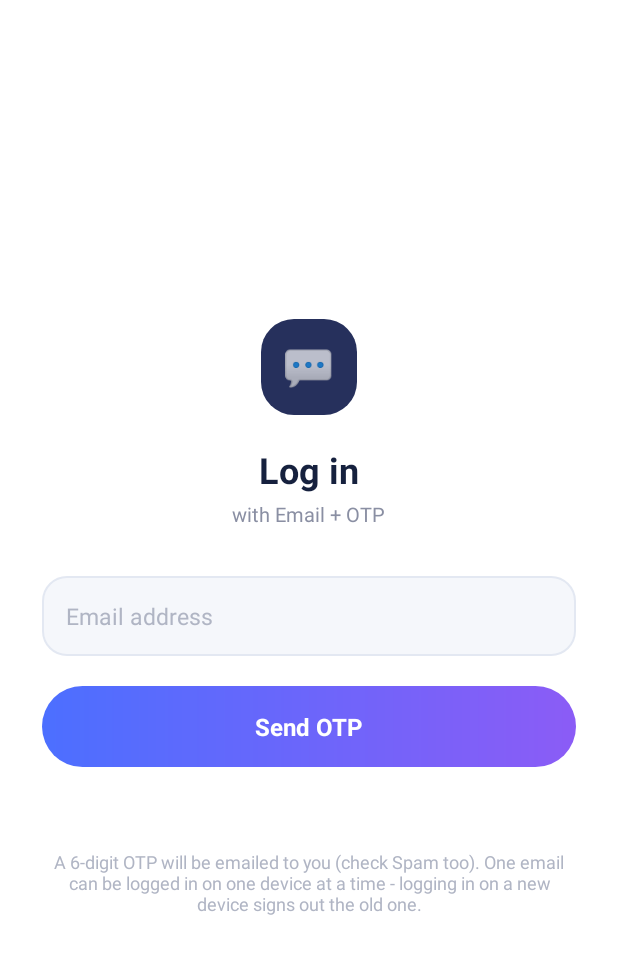
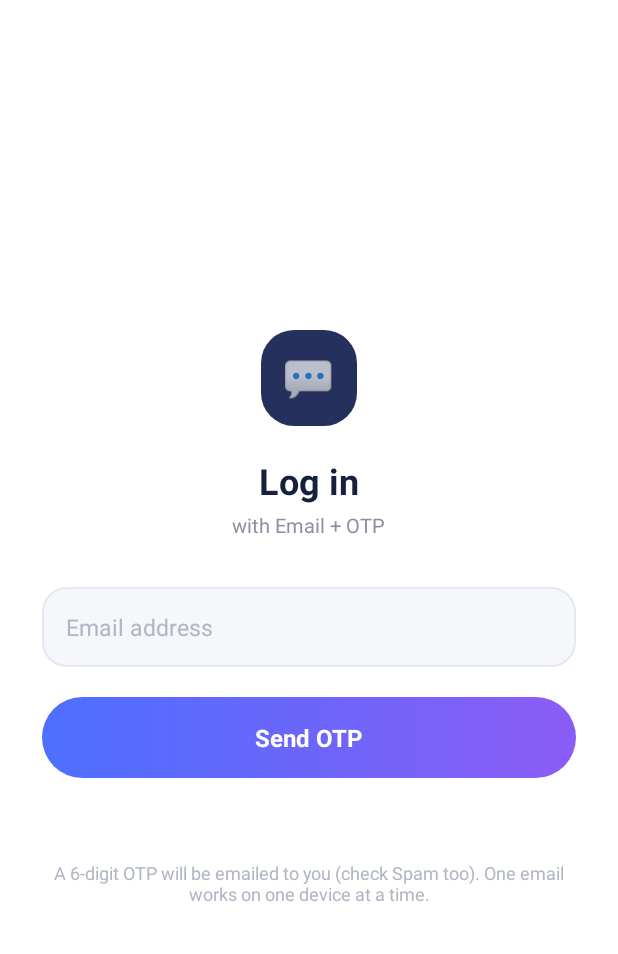
Before and after one commit to kns349100-design/peter, an Android app: the screen it shows after launch (LoginActivity), on a phone screen of 412 x 824 dp. Shown: the top 954 px of the screen. Run offline under Robolectric (Android 15) with nearby library versions, the phone set to English and light mode, and no system bars.

Commit message:
Refine layout attributes and update footer note text
Updated layout attributes for login activity, including button heights and padding adjustments. Modified footer note text for clarity.

```diff
--- a/app/src/main/res/layout/activity_login.xml
+++ b/app/src/main/res/layout/activity_login.xml
@@ -51,6 +51,7 @@
             android:autofillHints="emailAddress"
             android:hint="Email address"
             android:inputType="textEmailAddress"
+            android:imeOptions="actionSend"
             android:maxLength="254"
             android:maxLines="1"
             android:padding="16dp"
@@ -65,6 +66,7 @@
             android:layout_marginTop="20dp"
             android:background="@drawable/bg_login_button"
             android:gravity="center"
+            android:minHeight="54dp"
             android:padding="16dp"
             android:text="Send OTP"
             android:textColor="#FFFFFF"
@@ -101,6 +103,7 @@
                 android:layout_marginTop="14dp"
                 android:background="@drawable/bg_login_button"
                 android:gravity="center"
+                android:minHeight="54dp"
                 android:padding="16dp"
                 android:text="Verify &amp; Log in"
                 android:textColor="#FFFFFF"
@@ -118,7 +121,9 @@
                     android:layout_width="0dp"
                     android:layout_weight="1"
                     android:layout_height="wrap_content"
-                    android:padding="8dp"
+                    android:minHeight="48dp"
+                    android:gravity="center_vertical"
+                    android:padding="12dp"
                     android:text="Change email"
                     android:textColor="#6C63FF"
                     android:textSize="14sp"/>
@@ -127,8 +132,9 @@
                     android:id="@+id/btnResendOtp"
                     android:layout_width="wrap_content"
                     android:layout_height="wrap_content"
-                    android:padding="8dp"
-                    android:gravity="end"
+                    android:minHeight="48dp"
+                    android:padding="12dp"
+                    android:gravity="center_vertical|end"
                     android:text="Resend OTP"
                     android:textColor="#6C63FF"
                     android:textSize="14sp"/>
@@ -145,11 +151,12 @@
             android:textSize="13sp"/>
 
         <TextView
+            android:id="@+id/tvFooterNote"
             android:layout_width="match_parent"
             android:layout_height="wrap_content"
             android:layout_marginTop="20dp"
             android:gravity="center"
-            android:text="A 6-digit OTP will be emailed to you (check Spam too). One email can be logged in on one device at a time - logging in on a new device signs out the old one."
+            android:text="A 6-digit OTP will be emailed to you (check Spam too). One email works on one device at a time."
             android:textColor="#B0B5C4"
             android:textSize="12sp"/>
 
```
